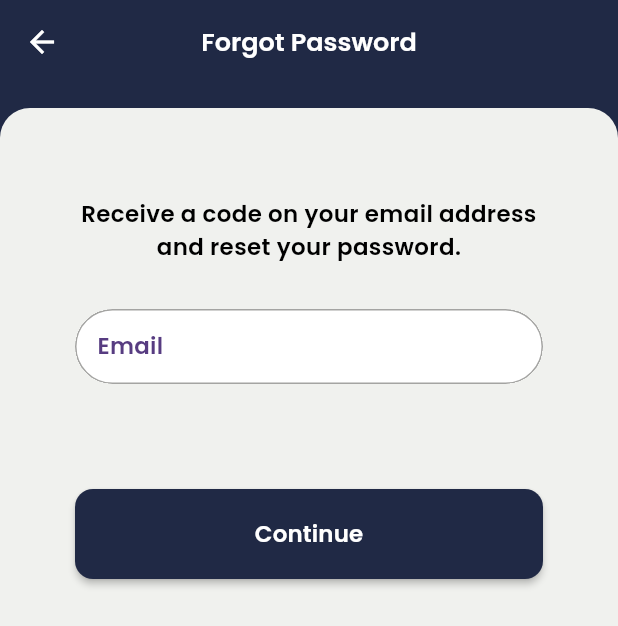
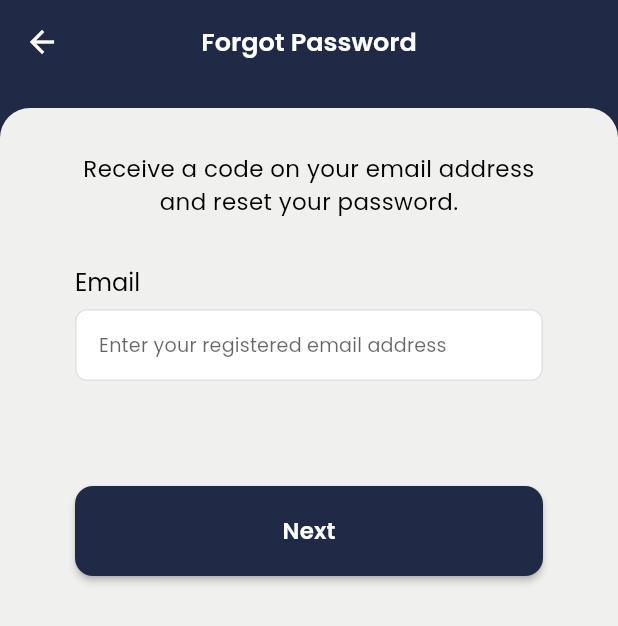
Before and after one commit to SpideyOnHigh/cennec, a Flutter app: the ScreenForgotPasswordEmail screen opened by its route, on a phone screen of 412 x 824 dp. Shown: the top 626 px of the screen. Run offline on Flutter 3.47's test engine with Material 3 defaults, Android fonts, the phone set to English and light mode, and no system bars; our stand-ins replace bloc, cached_network_image, card_swiper, chat_bubbles, connectivity_plus, device_info_plus and 21 more; missing offline and left inert: flutter_flavor; accounts and stored records are empty; statements that could not run were skipped.

Commit message:
Working on commonText form field

```diff
--- a/lang/en.json
+++ b/lang/en.json
@@ -2,6 +2,7 @@
   "app_name": "Cennec",
   "text_welcome" : "Welcome Back",
   "text_email" : "Email",
+  "text_hint" : "Enter your registered email address",
   "text_password" : "Password",
   "text_forgot_password" : "Forgot Password?",
   "text_sign_in" : "Sign In",
@@ -21,7 +22,9 @@
   "text_privacy_policy": "privacy policy",
   "text_of_use": "of use",
   "text_verify_email": "Verify Email",
-  "text_time_sensitive_code_sent": "A time sensitive code has been sent to",
+  "text_verify": "Verify",
+  "text_verification_code": "Verification Code",
+  "text_time_sensitive_code_sent": "Enter the code sent to your email address.",
   "text_please_check_inbox": "Please check your inbox, come back here and enter the code to continue signing up.",
   "text_please_check_inbox_for_Forgot_pwd": "Please check your inbox, come back here and enter the code to change password.",
   "text_continue": "Continue",
--- a/lib/app.dart
+++ b/lib/app.dart
@@ -155,7 +155,7 @@ class MyAppState extends State<MaterialAppWidget> {
     return ThemeData.light().copyWith(
       primaryColor: Colors.white,
       useMaterial3: false,
-      hintColor: AppColors.colorDarkPurple,
+      hintColor: AppColors.colorBlack60,
       colorScheme: const ColorScheme(
         brightness: Brightness.light,
         primary: AppColors.colorDarkBlue, // Random color
--- a/lib/main_dev.dart
+++ b/lib/main_dev.dart
@@ -11,7 +11,7 @@ void main() async {
   FlavorConfig(
     variables: {
       "env": "dev",
-      "base": "https://9f2e-2405-201-2011-b920-1596-3811-8666-527e.ngrok-free.app/",
+      "base": "https://d7a8-2405-201-2011-b920-fd27-1984-db53-3bc8.ngrok-free.app/",
       "front_end_base": "https://abcdev.staging9.com/"
     },
   );
--- a/lib/modules/auth/view/screen_forgot_password_email.dart
+++ b/lib/modules/auth/view/screen_forgot_password_email.dart
@@ -3,6 +3,7 @@ import 'package:cennec/modules/auth/model/model_sign_up_data_transfer.dart';
 import 'package:cennec/modules/core/common/widgets/base_rounded_corner_widget.dart';
 import 'package:cennec/modules/core/common/widgets/base_text_field_error_indicator.dart';
 import 'package:cennec/modules/core/common/widgets/button.dart';
+import 'package:cennec/modules/core/common/widgets/common_text_field.dart';
 import 'package:cennec/modules/core/common/widgets/email_validation.dart';
 import 'package:cennec/modules/core/common/widgets/toast_controller.dart';
 import 'package:cennec/modules/core/utils/app_config.dart';
@@ -69,26 +70,28 @@ class _ScreenForgotPasswordEmailState extends State<ScreenForgotPasswordEmail> {
         style: getTextStyleFromFont(
           AppFont.poppins,
           Dimens.margin18,
-          Theme.of(context).colorScheme.onPrimary,
-          FontWeight.w600,
+          AppColors.colorBlack,
+          FontWeight.w400,
         ));
   }
 
   Widget emailField(BuildContext context) {
-    return BaseTextFormFieldRounded(
-      hintText: getTranslate(APPStrings.textEmail),
+    return CommonTextFormField(
+      hintText: getTranslate(APPStrings.textHintEmail),
       controller: emailController,
-      onChange: () {
-        if (errorEmail.value.isNotEmpty) {
-          errorEmail.value = '';
-        }
-      },
-      hintStyle: getTextStyleFromFont(
-        AppFont.poppins,
-        Dimens.margin18,
-        Theme.of(context).hintColor,
-        FontWeight.w600,
-      ),
+      borderRadius: Dimens.textSize8,
+      label: getTranslate(APPStrings.textEmail),
+      // onChange: () {
+      //   if (errorEmail.value.isNotEmpty) {
+      //     errorEmail.value = '';
+      //   }
+      // },
+      // hintStyle: getTextStyleFromFont(
+      //   AppFont.poppins,
+      //   Dimens.margin18,
+      //   Theme.of(context).hintColor,
+      //   FontWeight.w600,
+      // ),
     );
   }
 
@@ -122,7 +125,7 @@ class _ScreenForgotPasswordEmailState extends State<ScreenForgotPasswordEmail> {
 
   Widget nextButton(BuildContext context) {
     return CommonButton(
-      text: getTranslate(APPStrings.textButtonContinue),
+      text: getTranslate(APPStrings.textNext),
       backgroundColor: Theme.of(context).colorScheme.primary,
       isLoading: isLoading.value,
       onTap: () {
@@ -143,7 +146,6 @@ class _ScreenForgotPasswordEmailState extends State<ScreenForgotPasswordEmail> {
           child: Column(
             mainAxisSize: MainAxisSize.min,
             children: [
-              const SizedBox(height: Dimens.margin30),
               // forgotPasswordText(context),
               // const SizedBox(height: 30),
               enterEmailText(context),
@@ -215,6 +217,8 @@ class _ScreenForgotPasswordEmailState extends State<ScreenForgotPasswordEmail> {
 
   void sendEmailVerification()  {
     Map<String, dynamic> body = {AppConfig.paramEmail: emailController.text.trim()};
-    BlocProvider.of<ForgotPasswordEmailBloc>(context).add(VerifyEmailForForgotPassword(body: body, url: AppUrls.apiSendResetLink));
+    Navigator.popAndPushNamed(context, AppRoutes.routesScreenForgotPasswordOtp,
+        arguments: ModelSignUpDataTransfer(email: emailController.text, code: ''));
+    // BlocProvider.of<ForgotPasswordEmailBloc>(context).add(VerifyEmailForForgotPassword(body: body, url: AppUrls.apiSendResetLink));
   }
 }
--- a/lib/modules/core/utils/app_colors.dart
+++ b/lib/modules/core/utils/app_colors.dart
@@ -9,6 +9,7 @@ class AppColors {
   static const colorOffWhite = Color(0xFFF2F2F2);
   static const colorBlack = Color(0xFF000000);
   static const colorBlack1 = Color(0xff454F63);
+  static const colorBlack60 = Color(0x9A000000);
   static const colorBlack54 = Color(0x8A000000);
   static const colorGrey = Color(0xFFA1A9B3);
   static const colorGreyLight = Color(0xFFa4a4a2);
--- a/lib/modules/core/utils/app_string.dart
+++ b/lib/modules/core/utils/app_string.dart
@@ -9,6 +9,7 @@ class APPStrings {
 
   static const String textWelcomeBack = 'text_welcome';
   static const String textEmail = 'text_email';
+  static const String textHintEmail = 'text_hint';
   static const String textPassword = 'text_password';
   static const String textForgotPassword = 'text_forgot_password';
   static const String textSignIn = 'text_sign_in';
@@ -28,13 +29,16 @@ class APPStrings {
   static const String textPrivacyPolicy = 'text_privacy_policy';
   static const String textOfUse = 'text_of_use';
   static const String textVerifyEmail = 'text_verify_email';
+  static const String textVerify = 'text_verify';
+  static const String textVerificationCodeEmail = 'text_verification_code';
   static const String textTimeSensitiveCodeSent = 'text_time_sensitive_code_sent';
   static const String textPleaseCheckInbox = 'text_please_check_inbox';
-  static const String textPleaseCheckInboxForChangePwd = 'text_please_check_inbox_for_Forgot_pwd';
+  static const String textPleaseCheckInboxForChangePwd = 'text_please_ch  eck_inbox_for_Forgot_pwd';
   static const String textButtonContinue = 'text_continue';
   static const String textEnterEmailInstructions = 'text_enter_email_instructions';
   static const String textNext = 'text_next';
   static const String textForgotPwdWoQ = 'text_forgot_password_without?';
+
   static const String textChooseDisplayName = 'text_choose_display_name';
   static const String textChoosePassword = 'text_choose_password';
   static const String textConfirmPassword = 'text_confirm_password';
--- a/pubspec.yaml
+++ b/pubspec.yaml
@@ -161,6 +161,7 @@ flutter:
         - asset: assets/fonts/Poppins-SemiBold.ttf
         - asset: assets/fonts/Poppins-Thin.ttf
         - asset: assets/fonts/Poppins-ThinItalic.ttf
+        - asset: assets/fonts/Poppins-Regular.ttf
           style: italic
 
     - family: Visby
```
Also changed, not shown: lib/modules/auth/view/screen_forgot_password_otp.dart (+55 -50 lines), lib/modules/auth/view/screen_set_new_pwd_forgot_flow.dart (+127 -39 lines), 3 other files.
